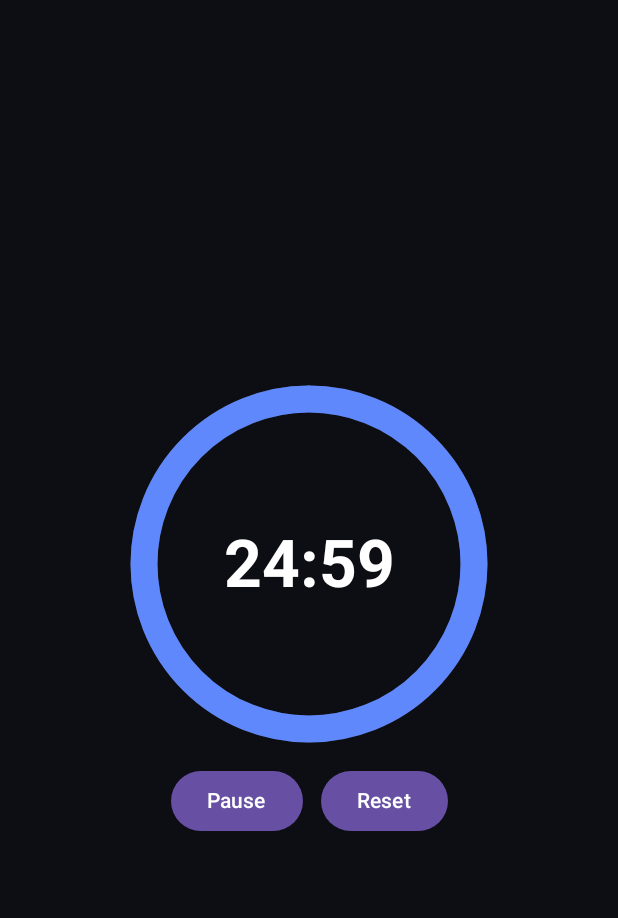
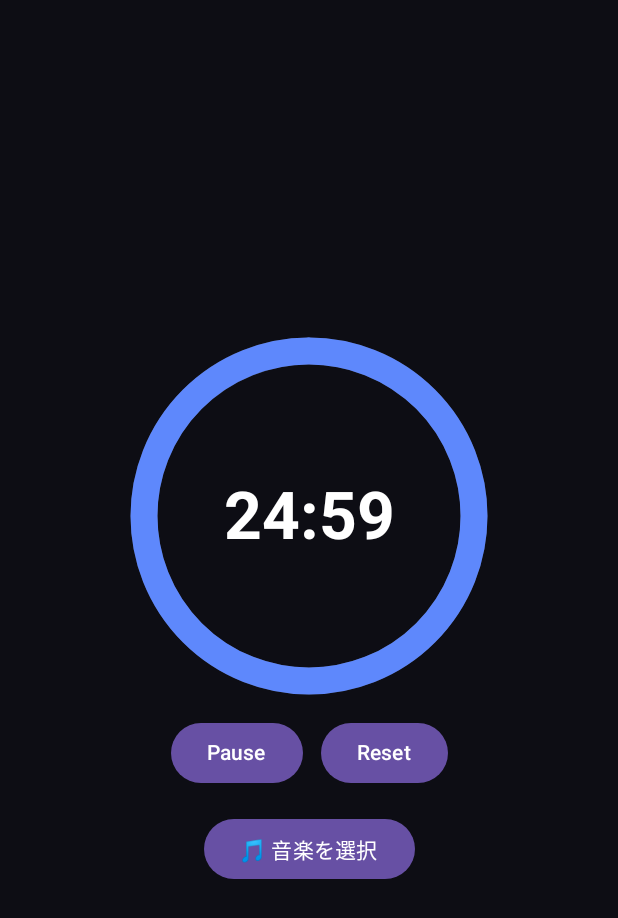
Before and after one commit to s1270144/FocusTune, an Android app built with Jetpack Compose: the screen it shows after launch (MainActivity), after a tap on "Start", on a phone screen of 412 x 824 dp. Shown: the top 918 px of the screen. Run offline under Robolectric (Android 15) with nearby library versions, the phone set to English and light mode, and no system bars.

Commit message:
new navigation - select music

```diff
--- a/composeApp/build.gradle.kts
+++ b/composeApp/build.gradle.kts
@@ -28,6 +28,7 @@ kotlin {
         androidMain.dependencies {
             implementation(compose.preview)
             implementation(libs.androidx.activity.compose)
+            implementation("androidx.navigation:navigation-compose:2.7.3")
         }
         commonMain.dependencies {
             implementation(compose.runtime)
--- /dev/null
+++ b/composeApp/src/androidMain/kotlin/com/shutypy/focustune/AppNavigation.kt
@@ -0,0 +1,34 @@
+package com.shutypy.focustune
+
+import androidx.compose.runtime.Composable
+import androidx.navigation.compose.NavHost
+import androidx.navigation.compose.composable
+import androidx.navigation.compose.rememberNavController
+
+@Composable
+fun AppNavigation() {
+    val navController = rememberNavController()
+    val viewModel = TimerViewModel() // 共通ViewModel
+
+    NavHost(navController = navController, startDestination = "timer") {
+        composable("timer") {
+            TimerScreen(
+                viewModel = viewModel,
+                onNavigateToMusicSelect = {
+                    navController.navigate("music")
+                }
+            )
+        }
+        composable("music") {
+            MusicSelectScreen(
+                onMusicSelected = { selected ->
+                    viewModel.setSelectedMusic(selected)
+                    navController.popBackStack()
+                },
+                onBack = {
+                    navController.popBackStack()
+                }
+            )
+        }
+    }
+}
--- a/composeApp/src/androidMain/kotlin/com/shutypy/focustune/MainActivity.kt
+++ b/composeApp/src/androidMain/kotlin/com/shutypy/focustune/MainActivity.kt
@@ -8,8 +8,7 @@ class MainActivity : ComponentActivity() {
     override fun onCreate(savedInstanceState: Bundle?) {
         super.onCreate(savedInstanceState)
         setContent {
-            TimerScreen() // Android拡張版（音付きUI）
-            // または setContent { App() } で共通UIを直接使うことも可能
+            AppNavigation() // ナビゲーションを使う
         }
     }
 }
--- a/composeApp/src/androidMain/kotlin/com/shutypy/focustune/TimerScreen.kt
+++ b/composeApp/src/androidMain/kotlin/com/shutypy/focustune/TimerScreen.kt
@@ -52,7 +52,7 @@ fun CircularTimer(
     Box(
         modifier = modifier
             .size(size)
-            .clickable(onClick = onClick), // 🟢 円内タップで設定
+            .clickable(onClick = onClick),
         contentAlignment = Alignment.Center
     ) {
         Canvas(modifier = Modifier.size(size)) {
@@ -89,7 +89,10 @@ fun CircularTimer(
 }
 
 @Composable
-fun TimerScreen(viewModel: TimerViewModel = viewModel()) {
+fun TimerScreen(
+    viewModel: TimerViewModel = viewModel(),
+    onNavigateToMusicSelect: () -> Unit = {} // ← 🟢 追加：ナビゲーションコールバック
+) {
     val context = LocalContext.current
     val mediaPlayer = remember { MediaPlayer.create(context, R.raw.finish_sound) }
 
@@ -116,6 +119,8 @@ fun TimerScreen(viewModel: TimerViewModel = viewModel()) {
         contentAlignment = Alignment.Center
     ) {
         Column(horizontalAlignment = Alignment.CenterHorizontally) {
+
+            // 🕓 円形タイマー
             CircularTimer(
                 remainingTime = "%02d:%02d".format(timerState.minutes, timerState.seconds),
                 progress = timerState.progress,
@@ -124,6 +129,7 @@ fun TimerScreen(viewModel: TimerViewModel = viewModel()) {
 
             Spacer(Modifier.height(24.dp))
 
+            // ▶️ ボタン群
             Row {
                 Button(onClick = {
                     if (timerState.isRunning) viewModel.pause() else viewModel.start()
@@ -136,6 +142,23 @@ fun TimerScreen(viewModel: TimerViewModel = viewModel()) {
                 Button(onClick = { viewModel.reset() }) {
                     Text("Reset")
                 }
+            }
+
+            Spacer(Modifier.height(16.dp))
+
+            // 🎵 音楽選択ボタン（画面遷移）
+            Button(onClick = { onNavigateToMusicSelect() }) {
+                Text("🎵 音楽を選択")
+            }
+
+            // 選択中の音楽名を表示（仮）
+            if (viewModel.selectedMusic.value.isNotEmpty()) {
+                Spacer(Modifier.height(8.dp))
+                Text(
+                    text = "選択中: ${viewModel.selectedMusic.value}",
+                    color = Color.White,
+                    fontSize = 16.sp
+                )
             }
         }
     }
--- a/composeApp/src/commonMain/kotlin/com/shutypy/focustune/TimerViewModel.kt
+++ b/composeApp/src/commonMain/kotlin/com/shutypy/focustune/TimerViewModel.kt
@@ -1,5 +1,7 @@
 package com.shutypy.focustune
 
+import androidx.compose.runtime.MutableState
+import androidx.compose.runtime.mutableStateOf
 import androidx.lifecycle.ViewModel
 import androidx.lifecycle.viewModelScope
 import kotlinx.coroutines.delay
@@ -9,11 +11,16 @@ import kotlinx.coroutines.launch
 
 class TimerViewModel : ViewModel() {
 
+    // --- タイマーの状態管理 ---
     private val _state = MutableStateFlow(
         TimerState(secondsLeft = 25 * 60, isRunning = false, totalSeconds = 25 * 60)
     )
     val state = _state.asStateFlow()
 
+    // --- 音楽選択状態 ---
+    val selectedMusic: MutableState<String> = mutableStateOf("")
+
+    // --- タイマー開始 ---
     fun start() {
         if (_state.value.isRunning) return
         _state.value = _state.value.copy(isRunning = true)
@@ -30,10 +37,12 @@ class TimerViewModel : ViewModel() {
         }
     }
 
+    // --- 一時停止 ---
     fun pause() {
         _state.value = _state.value.copy(isRunning = false)
     }
 
+    // --- リセット ---
     fun reset() {
         _state.value = _state.value.copy(
             secondsLeft = _state.value.totalSeconds,
@@ -41,8 +50,14 @@ class TimerViewModel : ViewModel() {
         )
     }
 
+    // --- タイマー時間を変更 ---
     fun setTimer(minutes: Int) {
         val total = minutes * 60
         _state.value = TimerState(total, false, total)
     }
+
+    // --- 音楽を選択 ---
+    fun setSelectedMusic(name: String) {
+        selectedMusic.value = name
+    }
 }
```
Also changed, not shown: composeApp/src/androidMain/kotlin/com/shutypy/focustune/MusicSelectScreen.kt (added, +99 -0 lines), composeApp/src/androidMain/kotlin/com/shutypy/focustune/Platform.android.kt (deleted, +0 -9 lines), composeApp/src/commonMain/kotlin/com/shutypy/focustune/Greeting.kt (deleted, +0 -9 lines), composeApp/src/commonMain/kotlin/com/shutypy/focustune/Platform.kt (deleted, +0 -7 lines).
